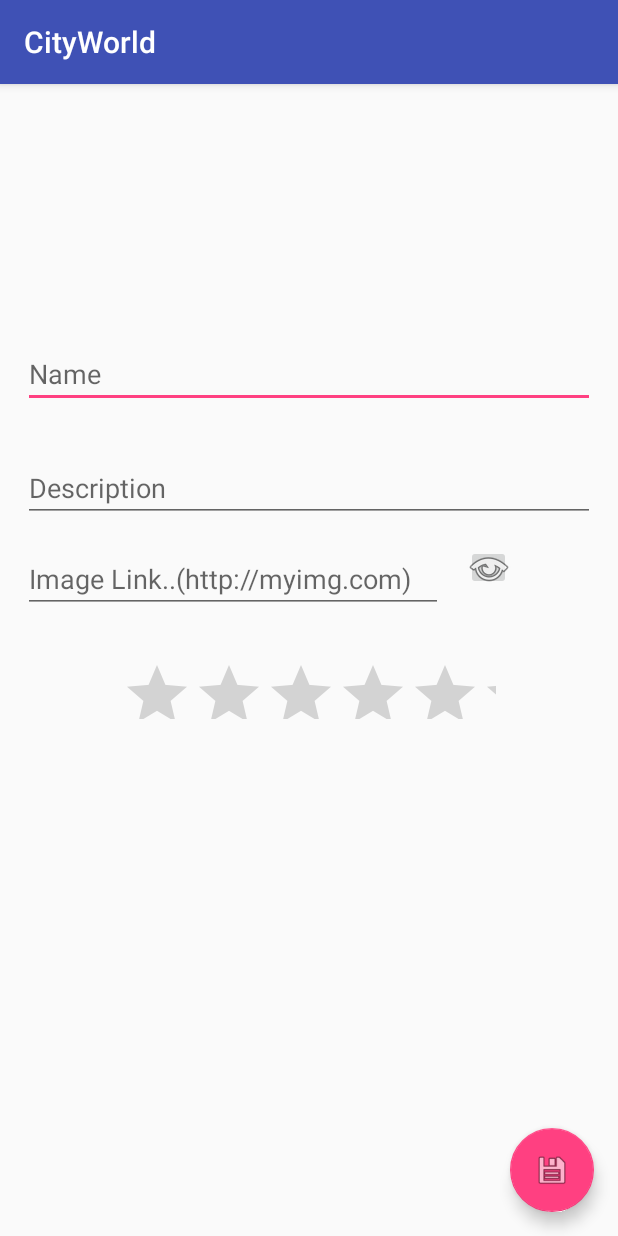
After one commit to yhisLara/CityWorld_, an Android app: the SecondActivity screen opened directly, with no data from a screen before it, on a phone screen of 412 x 824 dp. The commit adds this screen. Run offline under Robolectric (Android 15) with nearby library versions, the phone set to English and light mode, and no system bars; libraries missing offline, so code that uses them is left out: io.realm; 2 statements that could not run were skipped.

Commit message:
secondActivity, add city

```diff
--- a/app/src/main/AndroidManifest.xml
+++ b/app/src/main/AndroidManifest.xml
@@ -9,13 +9,14 @@
         android:label="@string/app_name"
         android:supportsRtl="true"
         android:theme="@style/AppTheme">
-        <activity android:name=".MainActivity">
+        <activity android:name=".activities.MainActivity">
             <intent-filter>
                 <action android:name="android.intent.action.MAIN" />
 
                 <category android:name="android.intent.category.LAUNCHER" />
             </intent-filter>
         </activity>
+        <activity android:name=".activities.SecondActivity"></activity>
     </application>
 
 </manifest>
--- /dev/null
+++ b/app/src/main/java/com/example/yhisl/cityworld/activities/SecondActivity.java
@@ -0,0 +1,98 @@
+package com.example.yhisl.cityworld.activities;
+
+import android.content.Intent;
+import android.support.design.widget.FloatingActionButton;
+import android.support.v7.app.AppCompatActivity;
+import android.os.Bundle;
+import android.view.View;
+import android.widget.EditText;
+import android.widget.RatingBar;
+import android.widget.Toast;
+
+import com.example.yhisl.cityworld.R;
+import com.example.yhisl.cityworld.models.City;
+
+import io.realm.Realm;
+
+public class SecondActivity extends AppCompatActivity {
+
+    private Realm realm;
+
+    private EditText name;
+    private EditText description;
+    private EditText link;
+    private RatingBar rating;
+
+    private FloatingActionButton fab;
+
+
+    @Override
+    protected void onCreate(Bundle savedInstanceState) {
+        super.onCreate(savedInstanceState);
+        setContentView(R.layout.add_city);
+
+        realm = Realm.getDefaultInstance();
+
+        Bundle action = this.getIntent().getExtras();
+        int action_number = action.getInt("ACTION");
+
+        name = (EditText) findViewById(R.id.editTextName);
+        description = (EditText) findViewById(R.id.editTextDescription);
+        link = (EditText) findViewById(R.id.editTextLink);
+        rating = (RatingBar) findViewById(R.id.textRating);
+
+        fab = (FloatingActionButton) findViewById(R.id.fab);
+        fab.setOnClickListener(new View.OnClickListener() {
+            @Override
+            public void onClick(View v) {
+                addCity();
+            }
+        });
+    }
+
+    public void addCity() {
+
+        String name_ = name.getText().toString().trim();
+        String description_ = description.getText().toString().trim();
+        int rating_ = rating.getNumStars();
+
+        realm.beginTransaction();
+        City city = new City(name_,description_,rating_);
+        realm.copyToRealm(city);
+        realm.commitTransaction();
+
+        Toast.makeText(this,"La ciudad ha sido creada exitosamente",Toast.LENGTH_LONG).show();
+
+        Intent intent = new Intent(SecondActivity.this,MainActivity.class);
+        startActivity(intent);
+    }
+
+      /*  if(action_number == 1){
+
+            String name_ = name.getText().toString().trim();
+            String description_ = description.getText().toString().trim();
+            int rating_ = rating.getNumStars();
+
+            addCity(name_,description_,rating_);
+        }
+        else{
+            editCity();
+        }
+    }
+
+    public void addCity(String name, String description, int rating) {
+
+         String name_ = name.getText().toString().trim();
+            String description_ = description.getText().toString().trim();
+            int rating_ = rating.getNumStars();
+
+            addCity(name_,description_,rating_);
+        realm.beginTransaction();
+        City city = new City(name,description,rating);
+        realm.copyToRealm(city);
+        realm.commitTransaction();
+    }
+
+    private  void editCity(){*/
+
+    }
```
Also changed, not shown: app/src/main/java/com/example/yhisl/cityworld/activities/MainActivity.java (renamed from app/src/main/java/com/example/yhisl/cityworld/MainActivity.java, +36 -10 lines), app/src/main/java/com/example/yhisl/cityworld/adapters/CityAdapter.java (+68 -6 lines), app/src/main/res/layout/activity_main.xml (+4 -4 lines), app/src/main/res/layout/activity_second.xml (added, +13 -0 lines).
